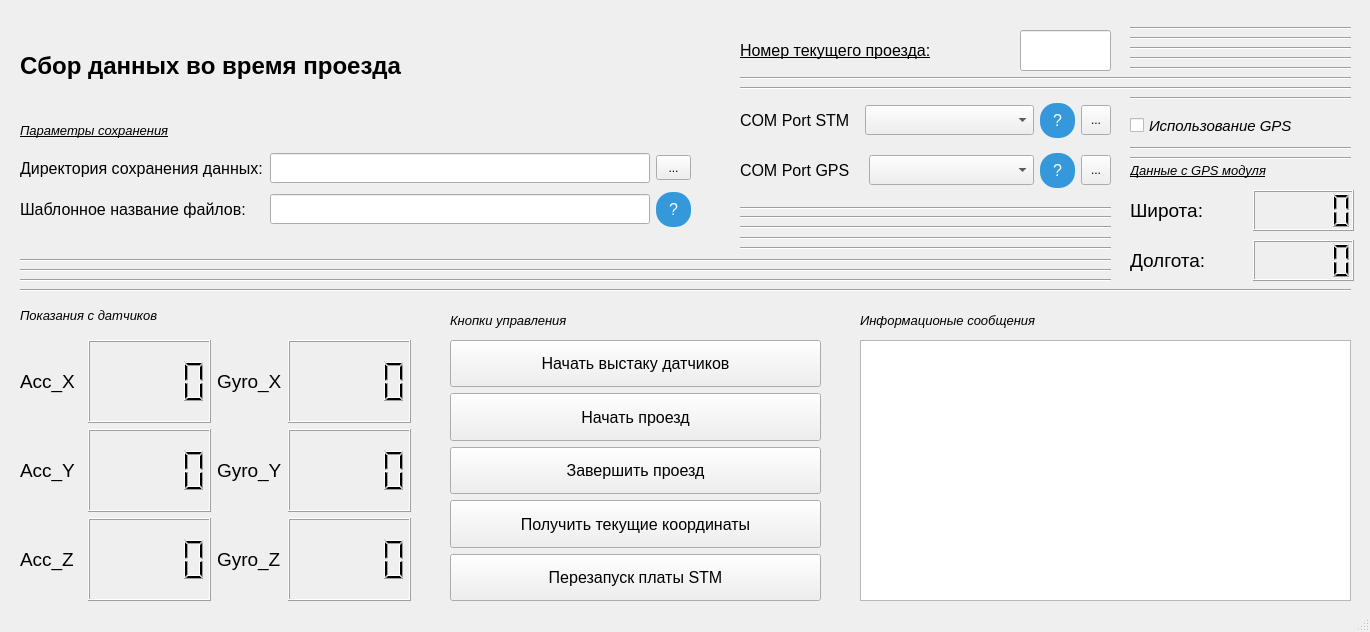
Old version of the form ui/DataCollecting.ui in the repository r3m4k/Telega.
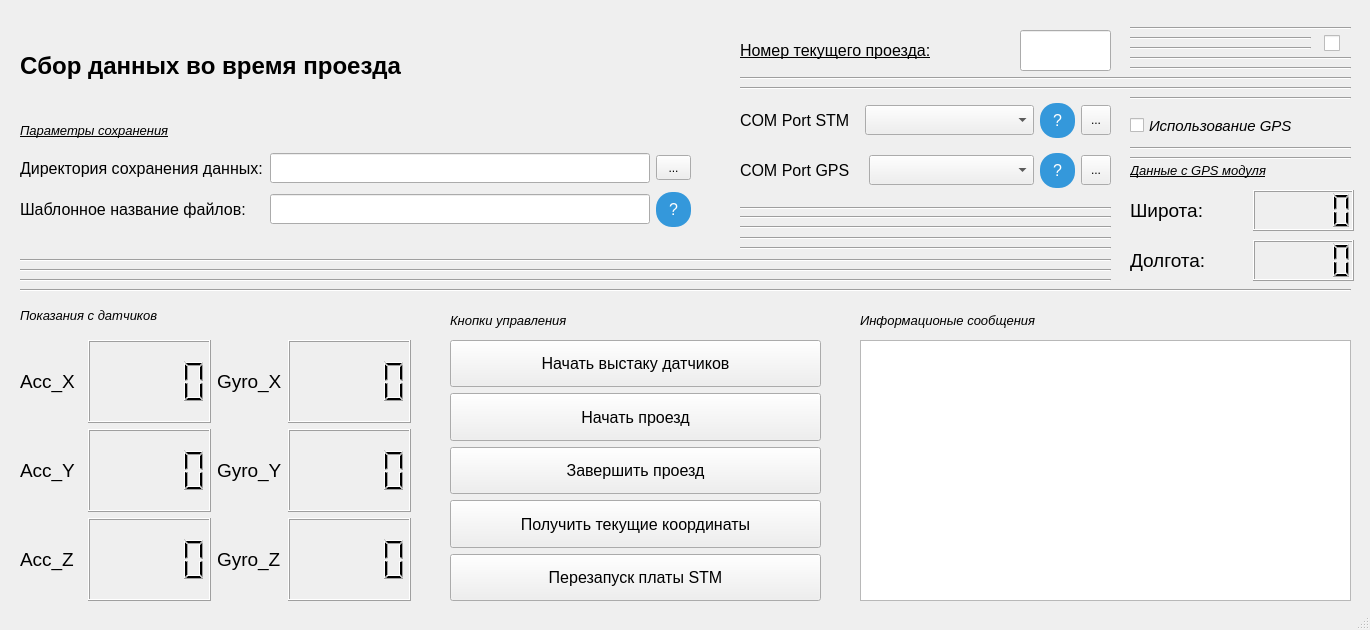
New version of the form.

Commit message: Добавил индикацию работы программы

```diff
--- a/ui/DataCollecting.ui
+++ b/ui/DataCollecting.ui
@@ -7,7 +7,7 @@
     <x>0</x>
     <y>0</y>
     <width>1370</width>
-    <height>632</height>
+    <height>630</height>
    </rect>
   </property>
   <property name="sizePolicy">
@@ -18,14 +18,14 @@
   </property>
   <property name="minimumSize">
    <size>
-    <width>0</width>
-    <height>0</height>
+    <width>1370</width>
+    <height>630</height>
    </size>
   </property>
   <property name="maximumSize">
    <size>
-    <width>1760</width>
-    <height>1000</height>
+    <width>1370</width>
+    <height>630</height>
    </size>
   </property>
   <property name="windowTitle">
@@ -936,7 +936,7 @@
      <rect>
       <x>1130</x>
       <y>40</y>
-      <width>221</width>
+      <width>181</width>
       <height>16</height>
      </rect>
     </property>
@@ -949,7 +949,7 @@
      <rect>
       <x>1130</x>
       <y>30</y>
-      <width>221</width>
+      <width>181</width>
       <height>16</height>
      </rect>
     </property>
@@ -1098,6 +1098,37 @@
      <string>Кнопки управления</string>
     </property>
    </widget>
+   <widget class="QCheckBox" name="Indicator">
+    <property name="geometry">
+     <rect>
+      <x>1324</x>
+      <y>28</y>
+      <width>21</width>
+      <height>30</height>
+     </rect>
+    </property>
+    <property name="sizePolicy">
+     <sizepolicy hsizetype="Minimum" vsizetype="Fixed">
+      <horstretch>1</horstretch>
+      <verstretch>1</verstretch>
+     </sizepolicy>
+    </property>
+    <property name="maximumSize">
+     <size>
+      <width>141</width>
+      <height>30</height>
+     </size>
+    </property>
+    <property name="styleSheet">
+     <string notr="true">QCheckBox::indicator {
+    width: 16px;
+    height: 16px;
+}</string>
+    </property>
+    <property name="text">
+     <string/>
+    </property>
+   </widget>
   </widget>
   <widget class="QStatusBar" name="statusbar"/>
  </widget>
```
The commit also changes 1 other file.
